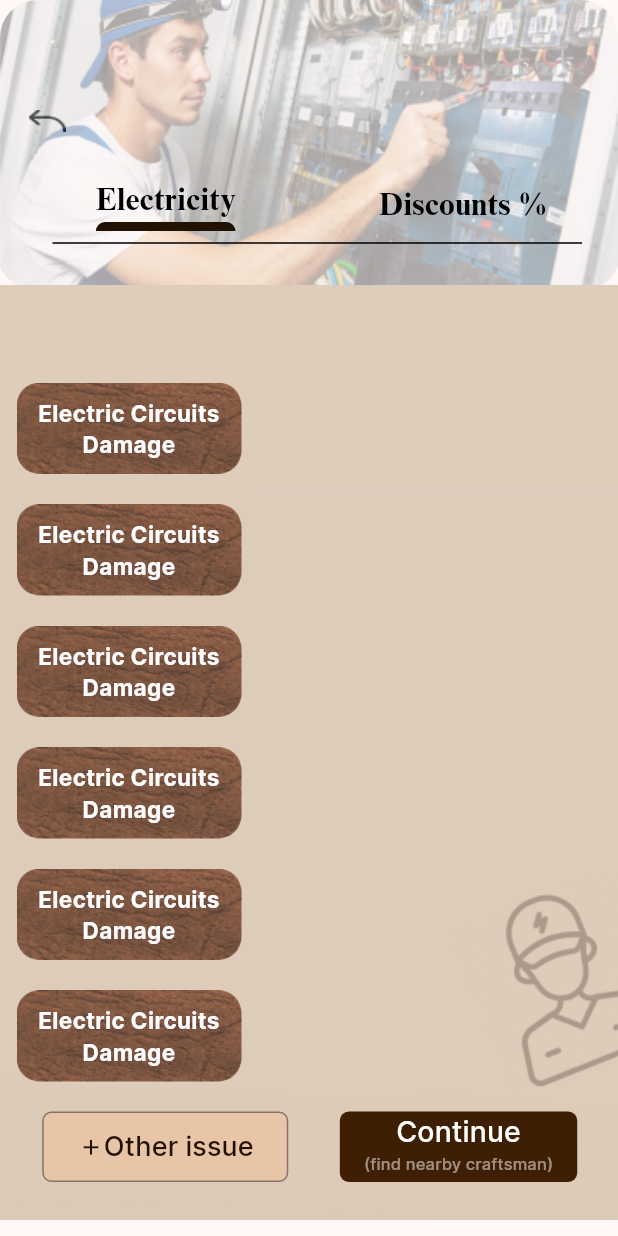
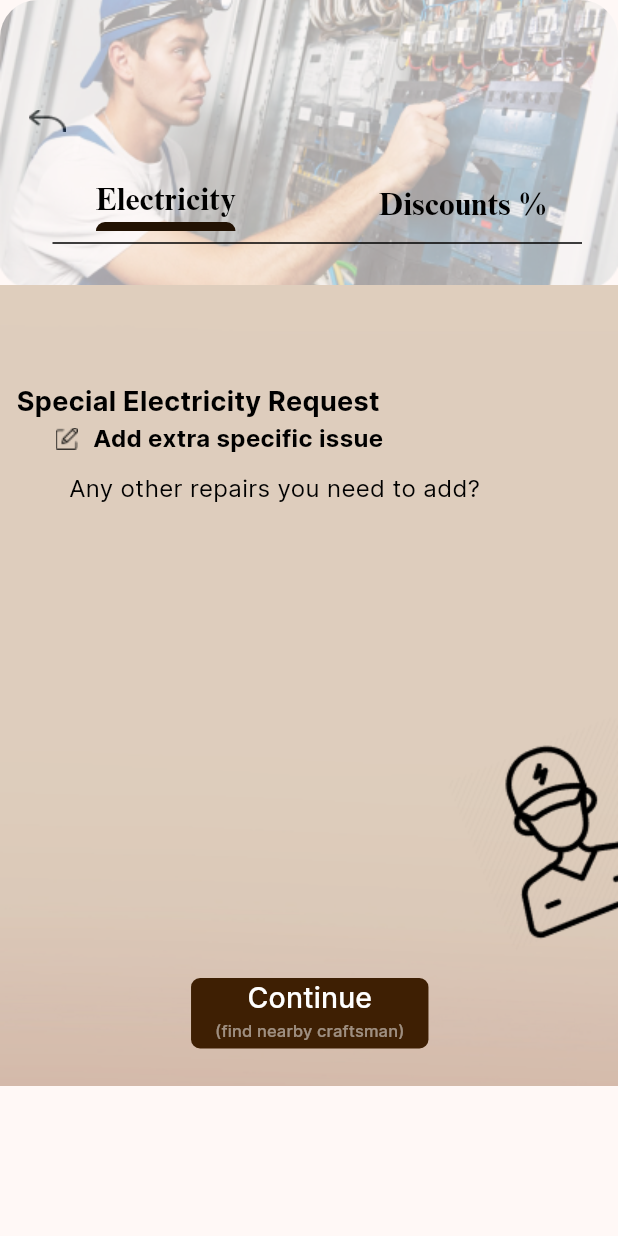
Before and after one commit to noura2tarek/Sala7ly_App, a Flutter app: the ElectricityScreen screen opened by its route, after a tap on "Other issue", on a phone screen of 412 x 824 dp. Run offline on Flutter 3.47's test engine with Material 3 defaults, Android fonts, the phone set to English and light mode, and no system bars; our stand-ins replace bloc, flutter_bloc.

Commit message:
add electricity issue page

```diff
--- a/lib/core/resources/app-strings.dart
+++ b/lib/core/resources/app-strings.dart
@@ -42,6 +42,9 @@ class AppStrings {
   static const String takeAnotherOrder =  'Take another order';
   static const String goToHome =  'Go to Home';
   static const String findNearby =  '(find nearby craftsman)';
+  static const String specialRequest =  'Special Electricity Request';
+  static const String addExtraSpecific =  'Add extra specific issue';
+  static const String anyOtherRepairs =  'Any other repairs you need to add?';
   static const String welcomeBack =  'Welcome back again in salah-ly\nThank you for logging in for a faster ordering experience.';
   static const String information =  'To reset your password, please enter your email address. You may need to check your spam folder or unblock no-reply@salahha.us';
 
--- a/lib/core/resources/image_assets.dart
+++ b/lib/core/resources/image_assets.dart
@@ -13,7 +13,7 @@ class AppImages {
   static const String notificationsIcon ='$rootImages/notifications.png';
   static const String settingsIcon ='$rootImages/settings.png';
   static const String user2Icon ='$rootImages/user2.png';
-  static const String imageBlank ='$rootImages/image 12.png';
+  static const String imageBlank ='$rootImages/blank.png';
   static const String vectorLeading ='$rootImages/Vector.png';
   static const String person ='$rootImages/image person.png';
   static const String rectangleBrown ='$rootImages/Rectangle brown.png';
@@ -25,6 +25,7 @@ class AppImages {
   static const String painting ='$rootImages/photo.png';
   static const String plumping ='$rootImages/plumping.png';
   static const String mechanicals ='$rootImages/mechanicals.png';
+  static const String editIcon ='$rootImages/edit.png';
 
 
 
--- a/lib/core/resources/routes_manager.dart
+++ b/lib/core/resources/routes_manager.dart
@@ -3,6 +3,7 @@ import 'package:sala7ly_app/view/screens/auth/forget_password.dart';
 import 'package:sala7ly_app/view/screens/auth/login_page.dart';
 import 'package:sala7ly_app/view/screens/auth/register_page.dart';
 import '../../view/screens/last_page/last_page.dart';
+import '../../view/screens/main_page_layout/electricity_issue_page.dart';
 import '../../view/screens/main_page_layout/electricity_page.dart';
 import '../../view/screens/main_page_layout/main_page.dart';
 
@@ -16,6 +17,7 @@ class AppRoutes {
   static const String forgetPasswordRoute = "/forgetPassword";
   static const String mainPageRoute = "/mainPage";
   static const String electricityRoute = "/electricity";
+  static const String electricityIssueRoute = "/electricityIssue";
   static const String lastPageRoute = "/lastPage";
 
 }
@@ -29,5 +31,6 @@ Map<String, Widget Function(BuildContext)> routes = {
   AppRoutes.forgetPasswordRoute: (context) =>  ForgetPasswordScreen(),
   AppRoutes.mainPageRoute: (context) =>  MainPage(),
   AppRoutes.electricityRoute: (context) =>  ElectricityScreen(),
+  AppRoutes.electricityIssueRoute: (context) =>  ElectricityIssueScreen(),
   AppRoutes.lastPageRoute: (context) =>  LastPage(),
 };
--- a/lib/main.dart
+++ b/lib/main.dart
@@ -1,6 +1,6 @@
 import 'package:flutter/material.dart';
 import 'package:sala7ly_app/core/resources/routes_manager.dart';
-import 'package:sala7ly_app/view/screens/last_page/last_page.dart';
+import 'package:sala7ly_app/view/screens/main_page_layout/electricity_page.dart';
 import 'core/resources/app-strings.dart';
 
 void main() {
@@ -19,7 +19,7 @@ class MyApp extends StatelessWidget {
         colorScheme: ColorScheme.fromSeed(seedColor: Colors.brown),
         useMaterial3: true,
       ),
-      home: LastPage(),
+      home: ElectricityScreen(),
       routes: routes,
     );
   }
--- /dev/null
+++ b/lib/view/screens/main_page_layout/electricity_issue_page.dart
@@ -0,0 +1,211 @@
+import 'package:flutter/material.dart';
+import '../../../core/resources/app-strings.dart';
+import '../../../core/resources/app_colors.dart';
+import '../../../core/resources/app_styles.dart';
+import '../../../core/resources/image_assets.dart';
+
+class ElectricityIssueScreen extends StatelessWidget {
+  const ElectricityIssueScreen({super.key});
+
+  @override
+  Widget build(BuildContext context) {
+    return Scaffold(
+      body: SafeArea(
+        child: Column(
+          children: [
+            Stack(
+              children: [
+                Padding(
+                  padding: const EdgeInsets.only(top: 73.0, left: 19.0),
+                  child: GestureDetector(
+                      onTap: () {
+                        Navigator.pop(context);
+                      },
+                      child: const Image(
+                          image: AssetImage(AppImages.vectorLeading))),
+                ),
+                /*------- first container-------*/
+                Container(
+                  height: 190.0,
+                  width: double.infinity,
+                  decoration: const BoxDecoration(
+                    image: DecorationImage(
+                      image: AssetImage(AppImages.electricityImage),
+                      fit: BoxFit.cover,
+                    ),
+                    borderRadius: BorderRadius.only(
+                        topRight: Radius.circular(25.0),
+                        topLeft: Radius.circular(25.0)),
+                  ),
+                  padding: const EdgeInsets.only(left: 16.0, top: 118.0),
+                  child: Column(
+                    crossAxisAlignment: CrossAxisAlignment.center,
+                    children: [
+                      Row(
+                        mainAxisAlignment: MainAxisAlignment.spaceAround,
+                        children: [
+                          Column(
+                            mainAxisSize: MainAxisSize.min,
+                            children: [
+                              Text(
+                                AppStrings.electricity,
+                                style: timesBold(
+                                  fontStyle: FontStyle.normal,
+                                  color: AppColors.black,
+                                  fontSize: 21.0,
+                                ),
+                              ),
+                              Container(
+                                height: 6.0,
+                                width: 93.0,
+                                decoration: const BoxDecoration(
+                                  color: AppColors.brown,
+                                  borderRadius: BorderRadius.only(
+                                      topLeft: Radius.circular(25.0),
+                                      topRight: Radius.circular(25.0)),
+                                ),
+                              ),
+                            ],
+                          ),
+                          Text(
+                            AppStrings.discounts,
+                            style: timesBold(
+                              fontStyle: FontStyle.normal,
+                              color: AppColors.black,
+                              fontSize: 21.0,
+                            ),
+                          ),
+                        ],
+                      ),
+                      Divider(
+                        endIndent: 24.0,
+                        indent: 19.0,
+                        color: AppColors.black,
+                      ),
+                    ],
+                  ),
+                ),
+              ],
+            ),
+            /*------- second container-------*/
+            Stack(
+              alignment: Alignment.bottomRight,
+              children: [
+                Container(
+                  width: double.infinity,
+                  height: 534.0,
+                  padding:
+                      const EdgeInsets.only(top: 65.0, left: 11.0, right: 10.0),
+                  decoration: BoxDecoration(
+                    color: AppColors.white,
+                    image: const DecorationImage(
+                      image: AssetImage(
+                        AppImages.imageBlank,
+                      ),
+                      fit: BoxFit.cover,
+                      opacity: 0.8,
+                    ),
+                  ),
+                  child: Column(
+                    crossAxisAlignment: CrossAxisAlignment.start,
+                    children: [
+                      Text(
+                        AppStrings.specialRequest,
+                        style: interBold(
+                            fontStyle: FontStyle.normal,
+                            fontSize: 18.0,
+                            color: AppColors.black),
+                      ),
+                      Padding(
+                        padding: const EdgeInsets.only(left: 26.0),
+                        child: GestureDetector(
+                          onTap: (){
+                            //add extra specific issue
+                          },
+                          child: Row(
+                            children: [
+                              Image.asset(AppImages.editIcon),
+                              const SizedBox(width: 10.0,),
+                              Text(
+                                AppStrings.addExtraSpecific,
+                                style: interBold(
+                                  fontStyle: FontStyle.normal,
+                                  fontSize: 16.0,
+                                  color: AppColors.black,
+                                ),
+                              ),
+                            ],
+                          ),
+                        ),
+                      ),
+                      const SizedBox(
+                        height: 10.0,
+                      ),
+                      Padding(
+                        padding: const EdgeInsets.only(left: 35.0),
+                        child: Text(
+                          AppStrings.anyOtherRepairs,
+                          style: interRegular(
+                            fontStyle: FontStyle.normal,
+                            fontSize: 16.0,
+                            color: AppColors.black,
+                          ),
+                        ),
+                      ),
+                      const Spacer(),
+
+                      /*----- Continue button -----*/
+                      Align(
+                        alignment: Alignment.center,
+                        child: Padding(
+                          padding: const EdgeInsets.only(bottom: 25.0),
+                          child: Container(
+                            height: 47.0,
+                            decoration: const BoxDecoration(
+                                color: AppColors.darkBrown,
+                                borderRadius:
+                                    BorderRadius.all(Radius.circular(6.0))),
+                            child: MaterialButton(
+                              onPressed: () {
+                                //find nearby craft man method
+                              },
+                              child: Column(
+                                children: [
+                                  Text(
+                                    AppStrings.continueS,
+                                    style: interMedium(
+                                        fontStyle: FontStyle.normal,
+                                        fontSize: 19.0),
+                                  ),
+                                  Text(
+                                    AppStrings.findNearby,
+                                    style: interMedium(
+                                        fontSize: 11.0,
+                                        fontStyle: FontStyle.normal,
+                                        color: AppColors.white.withOpacity(0.5)),
+                                  ),
+                                ],
+                              ),
+                            ),
+                          ),
+                        ),
+                      ),
+                    ],
+                  ),
+                ),
+                /*----- person image -----*/
+                Padding(
+                  padding: const EdgeInsets.only(bottom: 90.0),
+                  child: Image.asset(
+                    AppImages.person,
+                    color: AppColors.black,
+                  ),
+                ),
+              ],
+            ),
+          ],
+        ),
+      ),
+    );
+  }
+}
--- a/lib/view/screens/main_page_layout/electricity_page.dart
+++ b/lib/view/screens/main_page_layout/electricity_page.dart
@@ -3,6 +3,7 @@ import '../../../core/resources/app-strings.dart';
 import '../../../core/resources/app_colors.dart';
 import '../../../core/resources/app_styles.dart';
 import '../../../core/resources/image_assets.dart';
+import '../../../core/resources/routes_manager.dart';
 
 
 class ElectricityScreen extends StatelessWidget {
@@ -148,6 +149,7 @@ class ElectricityScreen extends StatelessWidget {
                           child: Row(
                             mainAxisAlignment: MainAxisAlignment.spaceAround,
                             children: [
+                              /*----- Add other issue button -----*/
                               SizedBox(
                                 height: 47.0,
                                 width: 164.0,
@@ -161,7 +163,8 @@ class ElectricityScreen extends StatelessWidget {
                                     ),
                                   ),
                                   onPressed: () {
-                                    // add issue method
+                                    // go to E issue page
+                                    Navigator.pushNamed(context, AppRoutes.electricityIssueRoute);
                                   },
                                   child: Row(
                                     children: [
@@ -182,6 +185,7 @@ class ElectricityScreen extends StatelessWidget {
                                   ),
                                 ),
                               ),
+                              /*----- Continue button -----*/
                               Container(
                                 height: 47.0,
                                 decoration: const BoxDecoration(
```
Also changed, not shown: assets/images/blank.png (added), assets/images/edit.png (added), assets/images/image 12.png (deleted).
